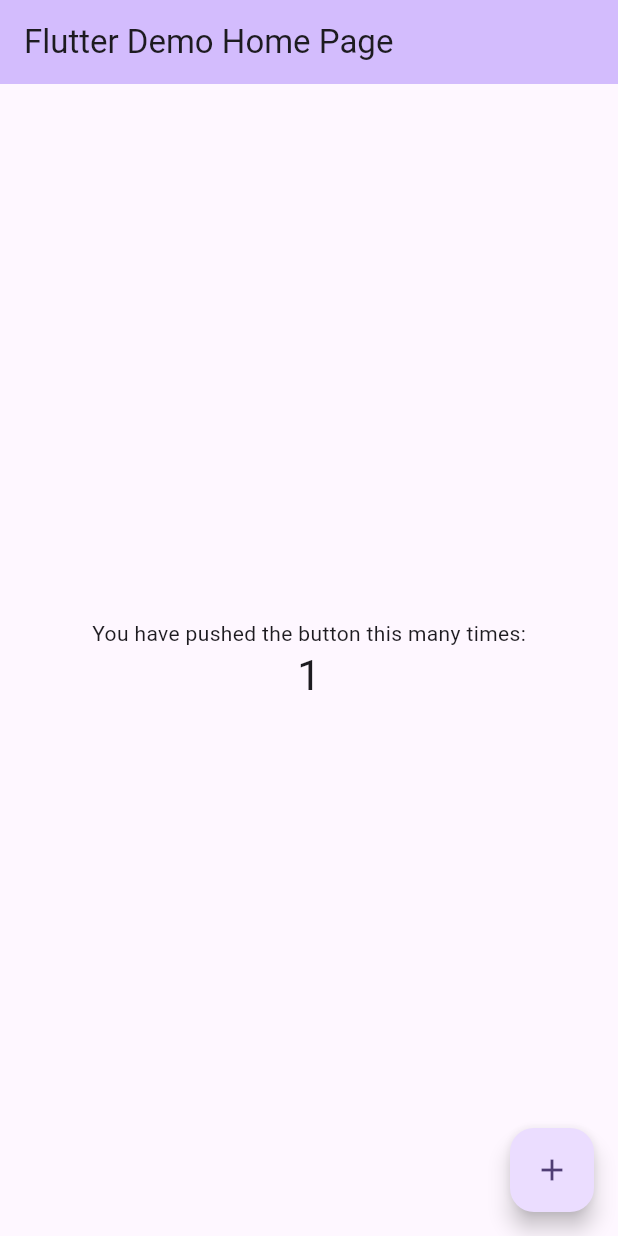
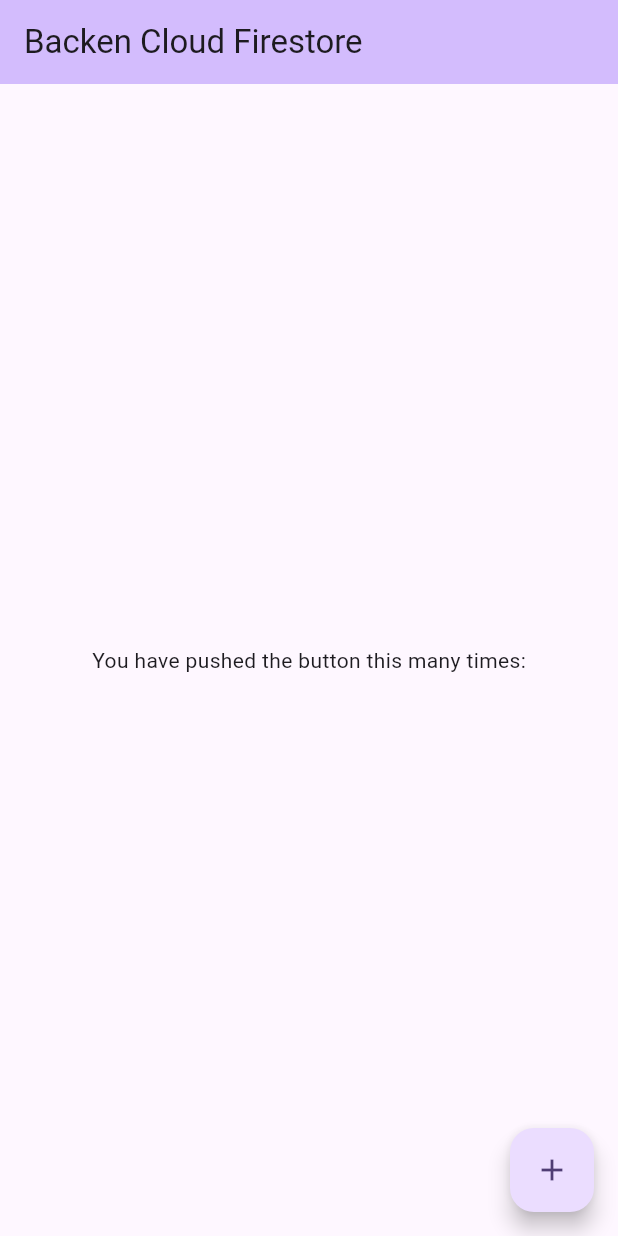
Before and after one commit to devgamez2022/demo_firebase, a Flutter app: the screen it shows after launch, after a tap on the "add" icon, on a phone screen of 412 x 824 dp. Run offline on Flutter 3.47's test engine with Material 2 defaults, Android fonts, the phone set to English and light mode, and no system bars; our stand-ins replace firebase_core; accounts and stored records are empty.

```diff
--- a/lib/main.dart
+++ b/lib/main.dart
@@ -1,8 +1,17 @@
+import 'package:firebase_core/firebase_core.dart';
 import 'package:flutter/material.dart';
+import 'pages/home.dart';
 
 void main() {
+ WidgetsFlutterBinding.ensureInitialized();
+ Firebase.initializeApp().then((_){
+ runApp(const MyApp());
+ });
+}
+
+/* void main() {
   runApp(const MyApp());
-}
+} */
 
 class MyApp extends StatelessWidget {
   const MyApp({super.key});
@@ -13,113 +22,10 @@ class MyApp extends StatelessWidget {
     return MaterialApp(
       title: 'Flutter Demo',
       theme: ThemeData(
-        // This is the theme of your application.
-        //
-        // TRY THIS: Try running your application with "flutter run". You'll see
-        // the application has a blue toolbar. Then, without quitting the app,
-        // try changing the seedColor in the colorScheme below to Colors.green
-        // and then invoke "hot reload" (save your changes or press the "hot
-        // reload" button in a Flutter-supported IDE, or press "r" if you used
-        // the command line to start the app).
-        //
-        // Notice that the counter didn't reset back to zero; the application
-        // state is not lost during the reload. To reset the state, use hot
-        // restart instead.
-        //
-        // This works for code too, not just values: Most code changes can be
-        // tested with just a hot reload.
         colorScheme: ColorScheme.fromSeed(seedColor: Colors.deepPurple),
         useMaterial3: true,
       ),
-      home: const MyHomePage(title: 'Flutter Demo Home Page'),
+      home: MyHomePage(title: 'Backen Cloud Firestore'),
     );
   }
 }
-
-class MyHomePage extends StatefulWidget {
-  const MyHomePage({super.key, required this.title});
-
-  // This widget is the home page of your application. It is stateful, meaning
-  // that it has a State object (defined below) that contains fields that affect
-  // how it looks.
-
-  // This class is the configuration for the state. It holds the values (in this
-  // case the title) provided by the parent (in this case the App widget) and
-  // used by the build method of the State. Fields in a Widget subclass are
-  // always marked "final".
-
-  final String title;
-
-  @override
-  State<MyHomePage> createState() => _MyHomePageState();
-}
-
-class _MyHomePageState extends State<MyHomePage> {
-  int _counter = 0;
-
-  void _incrementCounter() {
-    setState(() {
-      // This call to setState tells the Flutter framework that something has
-      // changed in this State, which causes it to rerun the build method below
-      // so that the display can reflect the updated values. If we changed
-      // _counter without calling setState(), then the build method would not be
-      // called again, and so nothing would appear to happen.
-      _counter++;
-    });
-  }
-
-  @override
-  Widget build(BuildContext context) {
-    // This method is rerun every time setState is called, for instance as done
-    // by the _incrementCounter method above.
-    //
-    // The Flutter framework has been optimized to make rerunning build methods
-    // fast, so that you can just rebuild anything that needs updating rather
-    // than having to individually change instances of widgets.
-    return Scaffold(
-      appBar: AppBar(
-        // TRY THIS: Try changing the color here to a specific color (to
-        // Colors.amber, perhaps?) and trigger a hot reload to see the AppBar
-        // change color while the other colors stay the same.
-        backgroundColor: Theme.of(context).colorScheme.inversePrimary,
-        // Here we take the value from the MyHomePage object that was created by
-        // the App.build method, and use it to set our appbar title.
-        title: Text(widget.title),
-      ),
-      body: Center(
-        // Center is a layout widget. It takes a single child and positions it
-        // in the middle of the parent.
-        child: Column(
-          // Column is also a layout widget. It takes a list of children and
-          // arranges them vertically. By default, it sizes itself to fit its
-          // children horizontally, and tries to be as tall as its parent.
-          //
-          // Column has various properties to control how it sizes itself and
-          // how it positions its children. Here we use mainAxisAlignment to
-          // center the children vertically; the main axis here is the vertical
-          // axis because Columns are vertical (the cross axis would be
-          // horizontal).
-          //
-          // TRY THIS: Invoke "debug painting" (choose the "Toggle Debug Paint"
-          // action in the IDE, or press "p" in the console), to see the
-          // wireframe for each widget.
-          mainAxisAlignment: MainAxisAlignment.center,
-          children: <Widget>[
-            const Text(
-              'You have pushed the button this many times:',
-            ),
-            Text(
-              '$_counter',
-              style: Theme.of(context).textTheme.headlineMedium,
-            ),
-          ],
-        ),
-      ),
-      floatingActionButton: FloatingActionButton(
-        onPressed: _incrementCounter,
-        tooltip: 'Increment',
-        child: const Icon(Icons.add),
-      ), // This trailing comma makes auto-formatting nicer for build methods.
-    );
-  }
-}
--- /dev/null
+++ b/lib/pages/home.dart
@@ -0,0 +1,45 @@
+import 'package:flutter/material.dart';
+
+class MyHomePage extends StatefulWidget {
+  const MyHomePage({super.key, required this.title});
+
+  final String title;
+
+  @override
+  State<MyHomePage> createState() => _MyHomePageState();
+}
+
+class _MyHomePageState extends State<MyHomePage> {
+  int _counter = 0;
+
+  void _incrementCounter() {
+    setState(() {
+      _counter++;
+    });
+  }
+
+  @override
+  Widget build(BuildContext context) {
+    return Scaffold(
+      appBar: AppBar(
+        backgroundColor: Theme.of(context).colorScheme.inversePrimary,
+        title: Text(widget.title),
+      ),
+      body: Center(
+        child: Column(
+          mainAxisAlignment: MainAxisAlignment.center,
+          children: <Widget>[
+            const Text(
+              'You have pushed the button this many times:',
+            ),
+          ],
+        ),
+      ),
+      floatingActionButton: FloatingActionButton(
+        onPressed: _incrementCounter,
+        tooltip: 'Increment',
+        child: const Icon(Icons.add),
+      ), // This trailing comma makes auto-formatting nicer for build methods.
+    );
+  }
+}
--- a/pubspec.yaml
+++ b/pubspec.yaml
@@ -35,6 +35,8 @@ dependencies:
   # The following adds the Cupertino Icons font to your application.
   # Use with the CupertinoIcons class for iOS style icons.
   cupertino_icons: ^1.0.2
+  firebase_core: ^2.16.0
+  cloud_firestore: ^4.9.2
 
 dev_dependencies:
   flutter_test:
```
Also changed, not shown: lib/pages/test1.dart (added), pubspec.lock, 7 other files.
